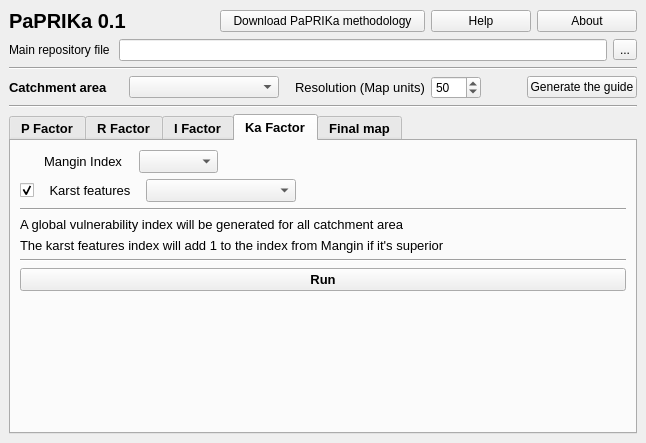
Qt form paprika_dockwidget_base.ui (Paprika-plugins/PaPRIKa) before a commit.
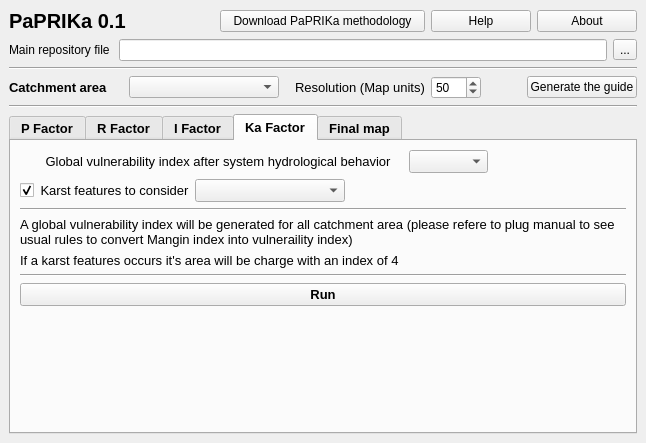
The same form after that commit. Custom widgets are drawn as their Qt base class.

Commit message: MAJ user interface according to new Ka algorithm

Diff of the .ui file:
```diff
--- a/paprika_dockwidget_base.ui
+++ b/paprika_dockwidget_base.ui
@@ -1479,13 +1479,13 @@
              <widget class="QLabel" name="label_KARSTIFICATION">
               <property name="minimumSize">
                <size>
-                <width>100</width>
+                <width>370</width>
                 <height>0</height>
                </size>
               </property>
               <property name="maximumSize">
                <size>
-                <width>100</width>
+                <width>16777215</width>
                 <height>16777215</height>
                </size>
               </property>
@@ -1496,7 +1496,7 @@
                </font>
               </property>
               <property name="text">
-               <string>Mangin Index</string>
+               <string>Global vulnerability index after system hydrological behavior</string>
               </property>
               <property name="alignment">
                <set>Qt::AlignCenter</set>
@@ -1548,7 +1548,7 @@
                </font>
               </property>
               <property name="text">
-               <string>Karst features</string>
+               <string>Karst features to consider</string>
               </property>
               <property name="alignment">
                <set>Qt::AlignCenter</set>
@@ -1596,7 +1596,7 @@
              </font>
             </property>
             <property name="text">
-             <string>A global vulnerability index will be generated for all catchment area</string>
+             <string>A global vulnerability index will be generated for all catchment area (please refere to plug manual to see usual rules to convert Mangin index into vulneraility index)</string>
             </property>
             <property name="wordWrap">
              <bool>true</bool>
@@ -1612,7 +1612,7 @@
              </font>
             </property>
             <property name="text">
-             <string>The karst features index will add 1 to the index from Mangin if it's superior</string>
+             <string>If a karst features occurs it's area will be charge with an index of 4</string>
             </property>
            </widget>
           </item>
```
Left out of the diff: 5 changed lines with no effect on the pictures.
